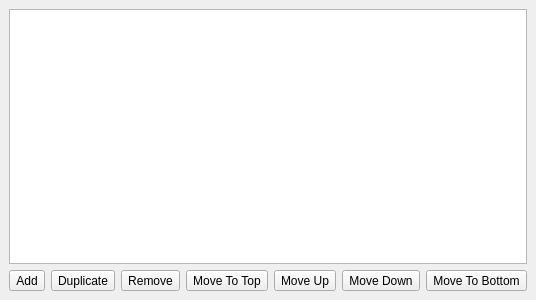
First picture: the form in src/gui/widgets/docks/layers.ui, repository KDE/glaxnimate, before the edit.
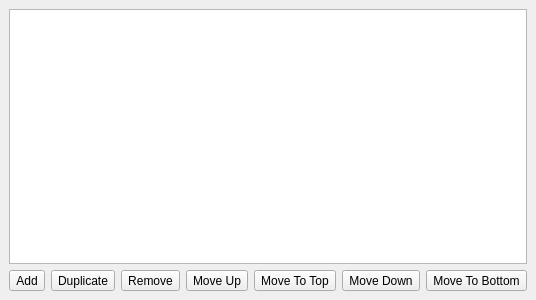
Second picture: the form after the edit. Icons and pictures are not drawn. Custom widgets are drawn as their Qt base class.

Commit message: Add mobile layout

The edit to the form file:
```diff
--- a/src/gui/widgets/docks/layers.ui
+++ b/src/gui/widgets/docks/layers.ui
@@ -116,18 +116,19 @@
        </spacer>
       </item>
       <item>
-       <widget class="QToolButton" name="btn_layer_top">
-        <property name="toolTip">
-         <string>Move To Top</string>
-        </property>
-        <property name="text">
-         <string>Move To Top</string>
-        </property>
-        <property name="icon">
-         <iconset theme="layer-top">
-          <normaloff>../../../../../../.designer/backup</normaloff>../../../../../../.designer/backup</iconset>
-        </property>
-       </widget>
+       <layout class="QHBoxLayout" name="order_layout">
+        <item>
+         <spacer name="horizontalSpacer_2">
+          <property name="orientation">
+           <enum>Qt::Orientation::Horizontal</enum>
+          </property>
+          <property name="sizeHint" stdset="0">
+           <size>
+            <width>0</width>
+            <height>0</height>
+           </size>
+          </property>
+         </spacer>
       </item>
       <item>
        <widget class="QToolButton" name="btn_layer_up">
@@ -143,6 +144,20 @@
         </property>
        </widget>
       </item>
+        <item>
+         <widget class="QToolButton" name="btn_layer_top">
+          <property name="toolTip">
+           <string>Move To Top</string>
+          </property>
+          <property name="text">
+           <string>Move To Top</string>
+          </property>
+          <property name="icon">
+           <iconset theme="layer-top">
+            <normaloff>../../../../../../.designer/backup</normaloff>../../../../../../.designer/backup</iconset>
+          </property>
+         </widget>
+        </item>
       <item>
        <widget class="QToolButton" name="btn_layer_down">
         <property name="toolTip">
@@ -170,6 +185,8 @@
           <normaloff>../../../../../../.designer/backup</normaloff>../../../../../../.designer/backup</iconset>
         </property>
        </widget>
+        </item>
+       </layout>
       </item>
      </layout>
     </item>
```
Left out of the diff: 28 changed lines with no effect on the pictures. Lines whose indentation alone changed are shown as unchanged. The commit also changes 8 other files.
